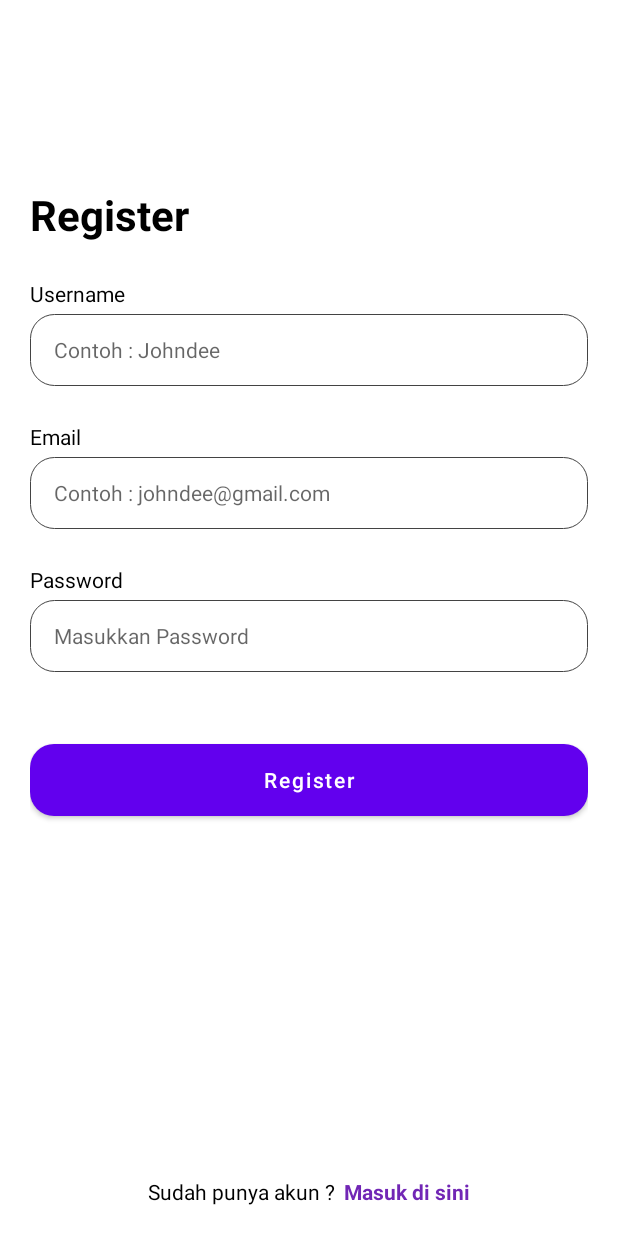
After one commit to ikhwanma/SecondHand, an Android app: the fragment RegisterFragment shown on its own in the app's theme, on a phone screen of 412 x 824 dp. The commit adds this screen. Run offline under Robolectric (Android 15) with nearby library versions, the phone set to English and light mode, and no system bars; 2 statements that could not run were skipped.

Commit message:
register

```diff
--- a/app/src/main/java/binar/lima/satu/secondhand/data/helper/ApiHelper.kt
+++ b/app/src/main/java/binar/lima/satu/secondhand/data/helper/ApiHelper.kt
@@ -9,5 +9,7 @@ class ApiHelper @Inject constructor(private val apiService: ApiService){
     //=================Auth=================
     suspend fun loginUser(loginBody: LoginBody) = apiService.loginUser(loginBody)
     suspend fun getLoginUser(header: String) = apiService.getLoginUser(header)
+    suspend fun registerUser(registerBody) = apiService.registerUser(registerBody)
+    suspend fun getregister (header: String) apiService.getRegister(hearder)
 
 }
--- a/app/src/main/java/binar/lima/satu/secondhand/data/utils/MainRepository.kt
+++ b/app/src/main/java/binar/lima/satu/secondhand/data/utils/MainRepository.kt
@@ -9,4 +9,6 @@ class MainRepository @Inject constructor(private val apiHelper : ApiHelper) {
     //=================Auth=================
     suspend fun loginUser(loginBody: LoginBody) = apiHelper.loginUser(loginBody)
     suspend fun getLoginUser(header: String) = apiHelper.getLoginUser(header)
+    suspend fun registerUser(registerBody: RegisterBody) = apiHelper.registerUser(registerBody)
+    suspend fun getRegisterUser(header: String) = apiHelper.getRegisterUser(header)
 }
--- /dev/null
+++ b/app/src/main/java/binar/lima/satu/secondhand/view/fragment/RegisterFragment.kt
@@ -0,0 +1,100 @@
+package binar.lima.satu.secondhand.view.fragment
+
+import android.os.Bundle
+import androidx.fragment.app.Fragment
+import android.view.LayoutInflater
+import android.view.View
+import android.view.ViewGroup
+import android.widget.Toast
+import androidx.hilt.navigation.fragment.hiltNavGraphViewModels
+import binar.lima.satu.secondhand.R
+import binar.lima.satu.secondhand.data.utils.Status
+import binar.lima.satu.secondhand.databinding.FragmentLoginBinding
+import binar.lima.satu.secondhand.databinding.FragmentRegisterBinding
+import binar.lima.satu.secondhand.model.auth.login.LoginBody
+import binar.lima.satu.secondhand.model.auth.register.RegisterBody
+import binar.lima.satu.secondhand.viewmodel.ApiViewModel
+import binar.lima.satu.secondhand.viewmodel.UserViewModel
+
+
+class RegisterFragment : Fragment(), View.OnClickListener {
+
+    private var _bindingr: FragmentRegisterBinding? = null
+    private val binding get() = _bindingr!!
+
+    //Define viewModel
+    private val apiViewModel: ApiViewModel by hiltNavGraphViewModels(R.id.nav_main)
+    private val userViewModel: UserViewModel by hiltNavGraphViewModels(R.id.nav_main)
+
+    override fun onCreateView(
+        inflater: LayoutInflater, container: ViewGroup?,
+        savedInstanceState: Bundle?
+    ): View {
+        _bindingr = FragmentRegisterBinding.inflate(inflater, container, false)
+        return binding.root
+    }
+
+    override fun onViewCreated(view: View, savedInstanceState: Bundle?) {
+        super.onViewCreated(view, savedInstanceState)
+
+        userViewModel.getToken().observe(viewLifecycleOwner){
+            Toast.makeText(requireContext(), "token : $it", Toast.LENGTH_SHORT).show()
+
+          /*  if (it != null){
+                apiViewModel.getRegiterUser(it).observe(viewLifecycleOwner){ user ->
+                    when(user.status){
+                        Status.SUCCESS -> {
+                            Toast.makeText(requireContext(), user.data.toString(), Toast.LENGTH_SHORT).show()
+                        }
+                        Status.ERROR -> {
+                            Toast.makeText(requireContext(), "Get User Gagal", Toast.LENGTH_SHORT).show()
+                        }
+                        Status.LOADING -> {
+                            Toast.makeText(requireContext(), "Loading Get User", Toast.LENGTH_SHORT).show()
+                        }
+                    }
+                }
+            }*/
+        }
+
+        binding.btnLogin.setOnClickListener(this)
+    }
+
+    override fun onClick(p0: View?) {
+        when(p0?.id){
+            R.id.btn_register -> {
+                binding.apply {
+                    val username = etUsername.text.toString()
+                    val email = etEmail.text.toString()
+                    val password = etPassword.text.toString()
+
+                    if (email != "" && password != ""){
+                        val registerBody = RegisterBody(email, password, username)
+                        register(registerBody)
+                    }
+                }
+            }
+        }
+    }
+
+    private fun register(registerBody: RegisterBody) {
+        apiViewModel.registerUser(registerBody).observe(viewLifecycleOwner){
+            when(it.status){
+                Status.SUCCESS -> {
+                    userViewModel.setToken(it.data!!.accessToken)
+                    Toast.makeText(requireContext(), "Register Berhasil", Toast.LENGTH_SHORT).show()
+                }
+                Status.ERROR -> {
+                    if(it.message!!.contains("401")){
+                        Toast.makeText(requireContext(), "Lengkapi data anda", Toast.LENGTH_SHORT).show()
+                    }else{
+                        Toast.makeText(requireContext(), "Lengkapi lagi", Toast.LENGTH_SHORT).show()
+                    }
+                }
+                Status.LOADING -> {
+                    Toast.makeText(requireContext(), "Load", Toast.LENGTH_SHORT).show()
+                }
+            }
+        }
+    }
+}
--- /dev/null
+++ b/app/src/main/res/layout/fragment_register.xml
@@ -0,0 +1,93 @@
+<?xml version="1.0" encoding="utf-8"?>
+<LinearLayout
+    xmlns:android="http://schemas.android.com/apk/res/android"
+    xmlns:tools="http://schemas.android.com/tools"
+    android:layout_width="match_parent"
+    android:layout_height="match_parent"
+    android:orientation="vertical"
+    android:padding="20dp"
+    tools:context=".view.fragment.RegisterFragment">
+
+    <TextView
+        style="@style/TextViewStyle"
+        android:layout_marginTop="104dp"
+        android:text="@string/register"
+        android:textSize="28sp"
+        android:textStyle="bold" />
+
+    <TextView
+        style="@style/TextViewStyle"
+        android:layout_marginTop="24dp"
+        android:text="@string/username"
+        android:textSize="14sp" />
+
+    <EditText
+        android:id="@+id/et_username"
+        style="@style/EditTextStyle"
+        android:layout_marginTop="4dp"
+        android:autofillHints="Username"
+        android:hint="@string/contoh_johndee"
+        android:inputType="textEmailAddress" />
+
+    <TextView
+        style="@style/TextViewStyle"
+        android:layout_marginTop="24dp"
+        android:text="@string/email"
+        android:textSize="14sp" />
+
+    <EditText
+        android:id="@+id/et_email"
+        style="@style/EditTextStyle"
+        android:layout_marginTop="4dp"
+        android:autofillHints="emailAddress"
+        android:hint="@string/contoh_johndee_gmail_com"
+        android:inputType="textEmailAddress" />
+
+    <TextView
+        style="@style/TextViewStyle"
+        android:layout_marginTop="24dp"
+        android:text="@string/password"
+        android:textSize="14sp" />
+
+    <EditText
+        android:id="@+id/et_password"
+        style="@style/EditTextStyle"
+        android:layout_marginTop="4dp"
+        android:autofillHints="password"
+        android:hint="@string/masukkan_password"
+        android:inputType="textPassword" />
+
+    <Button
+        android:id="@+id/btn_login"
+        style="@style/ButtonStyle"
+        android:layout_marginTop="48dp"
+        android:text="@string/register" />
+
+    <RelativeLayout
+        android:layout_width="match_parent"
+        android:layout_height="match_parent">
+
+        <LinearLayout
+            android:layout_width="match_parent"
+            android:layout_height="wrap_content"
+            android:orientation="horizontal"
+            android:gravity="center"
+            android:layout_alignParentBottom="true"
+            tools:ignore="UselessParent">
+            <TextView
+                style="@style/TextViewStyle"
+                android:text="@string/sudah_punya_akun"
+                />
+            <TextView
+                android:id="@+id/tv_register"
+                android:layout_marginStart="6dp"
+                style="@style/TextViewStyle"
+                android:text="@string/masuk_di_sini"
+                android:textColor="@color/purple"
+                android:textStyle="bold"
+                />
+        </LinearLayout>
+
+    </RelativeLayout>
+
+</LinearLayout>
--- a/app/src/main/res/values/strings.xml
+++ b/app/src/main/res/values/strings.xml
@@ -5,10 +5,15 @@
     <string name="masukkan_email">Masukkan Email</string>
     <string name="masukkan_password">Masukkan Password</string>
     <string name="login">Login</string>
+    <string name="register">Register</string>
+    <string name="username">Username</string>
     <string name="contoh_johndee_gmail_com">Contoh : johndee@gmail.com</string>
+    <string name="contoh_johndee">Contoh : Johndee</string>
     <string name="masuk">Masuk</string>
     <string name="email">Email</string>
     <string name="password">Password</string>
     <string name="belum_punya_akun">Belum punya akun ?</string>
+    <string name="sudah_punya_akun">Sudah punya akun ?</string>
     <string name="daftar_di_sini">Daftar di sini</string>
+    <string name="masuk_di_sini">Masuk di sini</string>
 </resources>
```
Also changed, not shown: app/src/main/java/binar/lima/satu/secondhand/data/remote/ApiService.kt (+10 -0 lines), app/src/main/java/binar/lima/satu/secondhand/model/auth/register/PostRegisterResponse.kt (added, +25 -0 lines), app/src/main/java/binar/lima/satu/secondhand/model/auth/register/RegisterBody.kt (added, +18 -0 lines), app/src/main/java/binar/lima/satu/secondhand/viewmodel/ApiViewModel.kt (+4 -3 lines).
